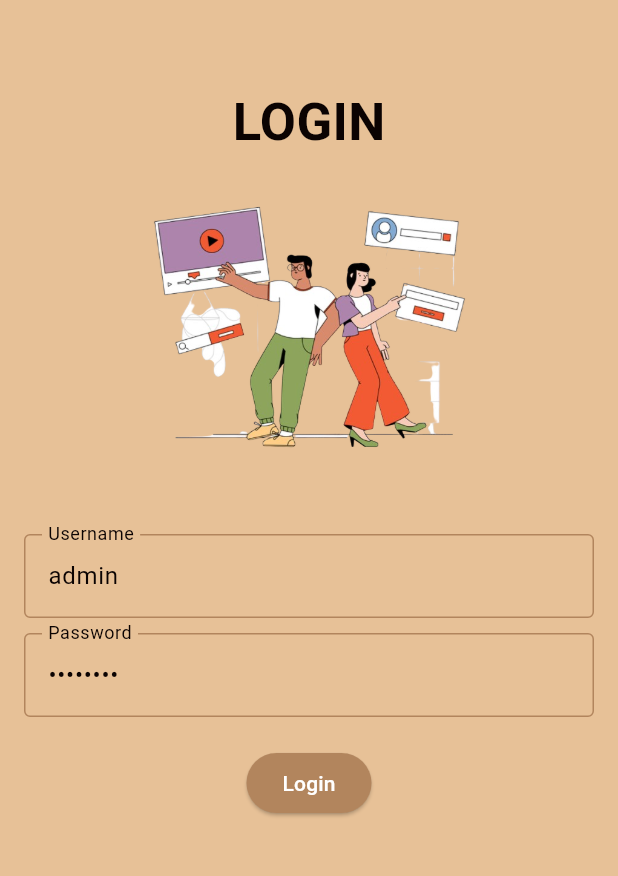
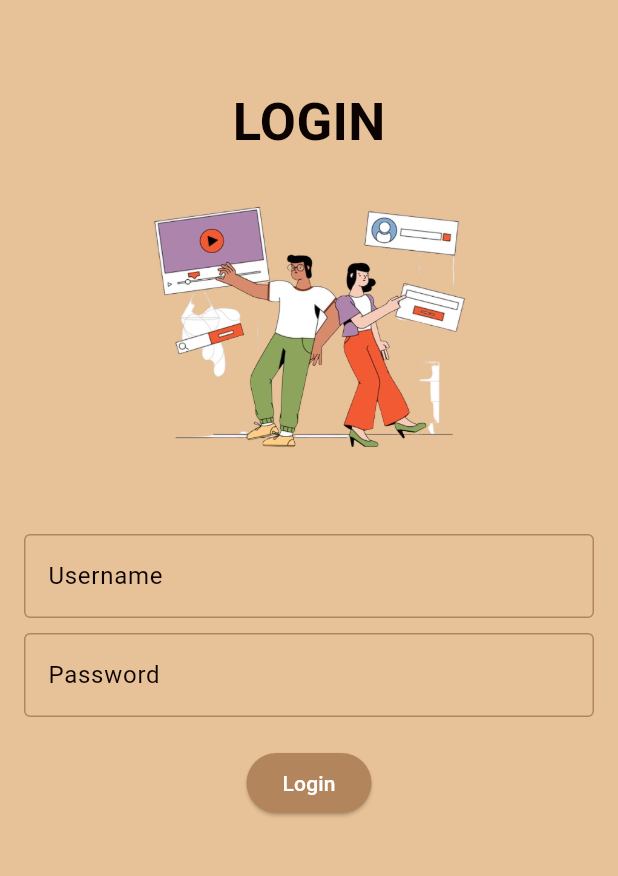
Before and after one commit to AdityaDwiputraSubroto/song_lyrics_app, a Flutter app: the LoginScreen screen opened directly, on a phone screen of 412 x 824 dp, the part 84-960 px from its top. Run offline on Flutter 3.47's test engine with Material 3 defaults, Android fonts, the light colour scheme and no system bars; our stand-ins replace image_picker, shared_preferences, sqflite; accounts and stored records are empty; network calls fail.

Commit message:
remove prefilled text field

```diff
--- a/lib/views/screens/login_screen.dart
+++ b/lib/views/screens/login_screen.dart
@@ -3,9 +3,9 @@ import 'package:song_lyrics_app/controllers/auth_controller.dart';
 
 class LoginScreen extends StatelessWidget {
   final TextEditingController _usernameController =
-      TextEditingController(text: 'admin');
+      TextEditingController(text: '');
   final TextEditingController _passwordController =
-      TextEditingController(text: 'admin123');
+      TextEditingController(text: '');
   final AuthController _authController = AuthController();
   final _formKey = GlobalKey<FormState>();
 
```
